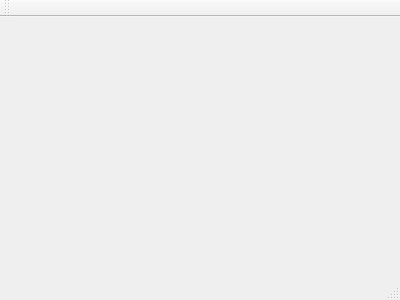
Above: src/gui/mainwindow.ui from zer0main/bin_game_mvc before the change. Below: the same form after it.
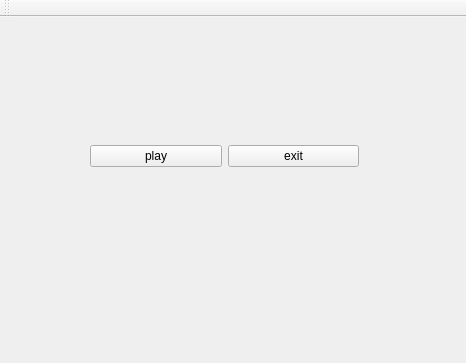
That is the form after the change.

Commit message: Add class GameWindow

Patch:
```diff
--- a/src/gui/mainwindow.ui
+++ b/src/gui/mainwindow.ui
@@ -1,24 +1,65 @@
 <ui version="4.0">
  <class>MainWindow</class>
- <widget class="QMainWindow" name="MainWindow" >
-  <property name="geometry" >
+ <widget class="QMainWindow" name="MainWindow">
+  <property name="geometry">
    <rect>
     <x>0</x>
     <y>0</y>
-    <width>400</width>
-    <height>300</height>
+    <width>466</width>
+    <height>363</height>
    </rect>
   </property>
   <property name="windowTitle" >
    <string>MainWindow</string>
   </property>
-  <widget class="QMenuBar" name="menuBar" />
-  <widget class="QToolBar" name="mainToolBar" />
-  <widget class="QWidget" name="centralWidget" />
-  <widget class="QStatusBar" name="statusBar" />
+  <widget class="QWidget" name="centralWidget">
+   <widget class="QWidget" name="horizontalLayoutWidget">
+    <property name="geometry">
+     <rect>
+      <x>79</x>
+      <y>69</y>
+      <width>291</width>
+      <height>141</height>
+     </rect>
+    </property>
+    <layout class="QHBoxLayout" name="horizontalLayout">
+     <item>
+      <widget class="QPushButton" name="playButton">
+       <property name="text">
+        <string>play</string>
+       </property>
+      </widget>
+     </item>
+     <item>
+      <widget class="QPushButton" name="quitButton">
+       <property name="text">
+        <string>exit</string>
+       </property>
+      </widget>
+     </item>
+    </layout>
+   </widget>
+  </widget>
+  <widget class="QMenuBar" name="menuBar">
+   <property name="geometry">
+    <rect>
+     <x>0</x>
+     <y>0</y>
+     <width>466</width>
+     <height>29</height>
+    </rect>
+   </property>
+  </widget>
+  <widget class="QToolBar" name="mainToolBar">
+   <attribute name="toolBarArea">
+    <enum>TopToolBarArea</enum>
+   </attribute>
+   <attribute name="toolBarBreak">
+    <bool>false</bool>
+   </attribute>
+  </widget>
  </widget>
- <layoutDefault spacing="6" margin="11" />
- <pixmapfunction></pixmapfunction>
+ <layoutdefault spacing="6" margin="11"/>
  <resources/>
  <connections/>
 </ui>
```
Left out of the diff: 3 changed lines with no effect on the pictures. The commit also changes 5 other files.
